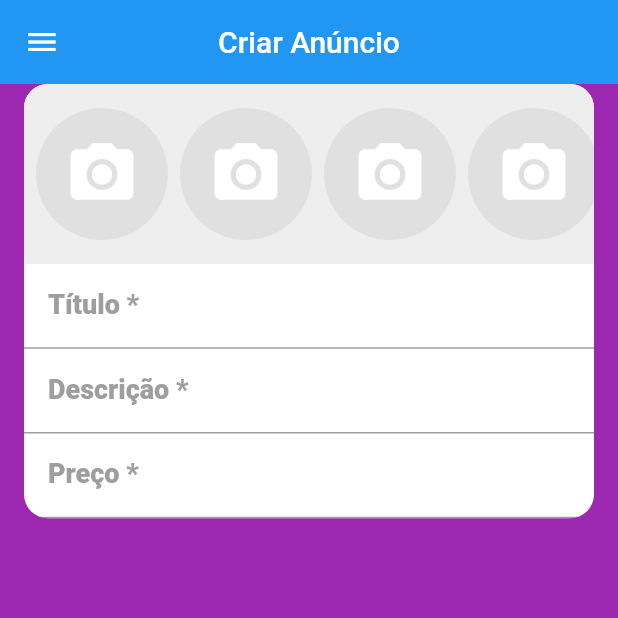
After one commit to Moura14/Olx_clone, a Flutter app: the CreateScreens screen opened directly, on a phone screen of 412 x 824 dp, the top half of it. The commit adds this screen. Run offline on Flutter 3.47's test engine with Material 2 defaults, Android fonts, the phone set to English and light mode, and no system bars; our stand-ins replace brasil_fields, flutter_mobx, get_it, mobx, parse_server_sdk, parse_server_sdk_flutter; accounts and stored records are empty; generated files the repository leaves out were written again.

Commit message:
Carregando usuário logado e criação de tela de anúncio

```diff
--- a/lib/main.dart
+++ b/lib/main.dart
@@ -3,7 +3,7 @@ import 'package:get_it/get_it.dart';
 import 'package:olx_mobx/screens/base/base_screen.dart';
 import 'package:olx_mobx/stores/page_store.dart';
 import 'package:olx_mobx/stores/user_menage_stores.dart';
-import 'package:parse_server_sdk/parse_server_sdk.dart';
+import 'package:parse_server_sdk_flutter/parse_server_sdk.dart';
 
 void main() async {
   WidgetsFlutterBinding.ensureInitialized();
--- a/lib/screens/base/base_screen.dart
+++ b/lib/screens/base/base_screen.dart
@@ -1,6 +1,7 @@
 import 'package:flutter/material.dart';
 import 'package:get_it/get_it.dart';
 import 'package:mobx/mobx.dart';
+import 'package:olx_mobx/screens/create/create_screens.dart';
 import 'package:olx_mobx/screens/home/home_screen.dart';
 import 'package:olx_mobx/stores/page_store.dart';
 
@@ -32,9 +33,7 @@ class _BaseScreenState extends State<BaseScreen> {
         physics: NeverScrollableScrollPhysics(),
         children: [
           HomeScreen(),
-          Container(
-            color: Colors.red,
-          ),
+          CreateScreens(),
           Container(
             color: Colors.black,
           ),
--- /dev/null
+++ b/lib/screens/create/components/images_field.dart
@@ -0,0 +1,38 @@
+import 'package:flutter/material.dart';
+
+class ImagesField extends StatelessWidget {
+  const ImagesField({Key key}) : super(key: key);
+
+  @override
+  Widget build(BuildContext context) {
+    return Container(
+      color: Colors.grey[200],
+      height: 120,
+      child: ListView.builder(
+        scrollDirection: Axis.horizontal,
+        itemCount: 5,
+        itemBuilder: (_, index) {
+          return Padding(
+            padding: EdgeInsets.fromLTRB(8, 8, 0, 8),
+            child: GestureDetector(
+              child: CircleAvatar(
+                radius: 44,
+                backgroundColor: Colors.grey[300],
+                child: Column(
+                  mainAxisAlignment: MainAxisAlignment.center,
+                  children: [
+                    Icon(
+                      Icons.camera_alt,
+                      size: 50,
+                      color: Colors.white,
+                    ),
+                  ],
+                ),
+              ),
+            ),
+          );
+        },
+      ),
+    );
+  }
+}
--- /dev/null
+++ b/lib/screens/create/create_screens.dart
@@ -0,0 +1,62 @@
+import 'package:brasil_fields/brasil_fields.dart';
+import 'package:flutter/material.dart';
+import 'package:flutter/services.dart';
+import 'package:olx_mobx/components/drawer/custom_drawer.dart';
+import 'package:olx_mobx/screens/create/components/images_field.dart';
+
+class CreateScreens extends StatelessWidget {
+  const CreateScreens({Key key}) : super(key: key);
+
+  @override
+  Widget build(BuildContext context) {
+    final labelStyle = TextStyle(
+        fontWeight: FontWeight.w800, color: Colors.grey, fontSize: 18);
+
+    final contentPadding = const EdgeInsets.fromLTRB(16, 10, 12, 10);
+    return Scaffold(
+      drawer: CustomDrawer(),
+      appBar: AppBar(
+        title: Text('Criar Anúncio'),
+        centerTitle: true,
+      ),
+      body: Card(
+        clipBehavior: Clip.antiAlias,
+        margin: EdgeInsets.symmetric(horizontal: 16),
+        shape: RoundedRectangleBorder(
+          borderRadius: BorderRadius.circular(16),
+        ),
+        elevation: 0,
+        child: Column(
+          mainAxisSize: MainAxisSize.min,
+          children: [
+            ImagesField(),
+            TextFormField(
+                decoration: InputDecoration(
+                    labelText: "Título *",
+                    labelStyle: labelStyle,
+                    contentPadding: contentPadding)),
+            TextFormField(
+              decoration: InputDecoration(
+                  labelText: "Descrição *",
+                  labelStyle: labelStyle,
+                  contentPadding: contentPadding),
+              maxLines: null,
+            ),
+            TextFormField(
+              decoration: InputDecoration(
+                  labelText: "Preço *",
+                  labelStyle: labelStyle,
+                  contentPadding: contentPadding,
+                  prefixText: "R\$"),
+              keyboardType: TextInputType.number,
+              inputFormatters: [
+                FilteringTextInputFormatter.digitsOnly,
+                RealInputFormatter()
+              ],
+            )
+          ],
+        ),
+      ),
+    );
+  }
+}
--- a/lib/stores/user_menage_stores.dart
+++ b/lib/stores/user_menage_stores.dart
@@ -6,7 +6,7 @@ part 'user_menage_stores.g.dart';
 class UserMenageStore = _UserMenageStoreBase with _$UserMenageStore;
 
 abstract class _UserMenageStoreBase with Store {
-  _UserMenageStore() {
+  _UserMenageStoreBase() {
     _getCurrentUser();
   }
 
--- a/pubspec.yaml
+++ b/pubspec.yaml
@@ -28,7 +28,7 @@ dependencies:
   # The following adds the Cupertino Icons font to your application.
   # Use with the CupertinoIcons class for iOS style icons.
   cupertino_icons: ^1.0.2
-  parse_server_sdk: ^3.1.0
+  parse_server_sdk_flutter: ^3.1.0
   mobx: ^2.0.5
   flutter_mobx: ^2.0.2
   get_it: ^7.2.0
```
Also changed, not shown: pubspec.lock.
